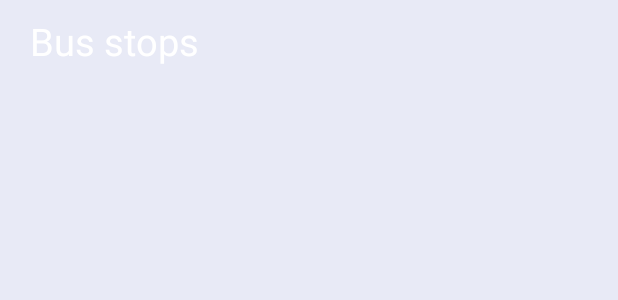
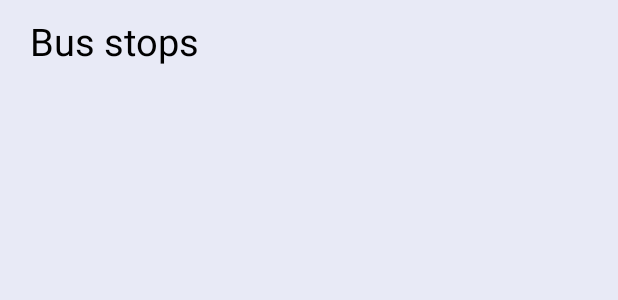
Before and after one commit to MariaAlicia/App, an Android app: the layout route_content.xml on its own in the app's theme, with its tools: preview values and no code run, on a phone screen of 412 x 824 dp. Shown: the top 300 px of the screen. Run offline under Robolectric (Android 15) with nearby library versions, the phone set to English and light mode, and no system bars.

Commit message:
changed text

```diff
--- a/app/src/main/res/layout/route_content.xml
+++ b/app/src/main/res/layout/route_content.xml
@@ -11,7 +11,7 @@
         android:text="Bus stops"
         android:layout_marginLeft="20dp"
         android:layout_marginTop="10dp"
-        android:textColor="#ffffff"
+        android:textColor="#000000"
         android:id="@+id/hi"/>
 
     <ListView android:layout_width="fill_parent"
```
